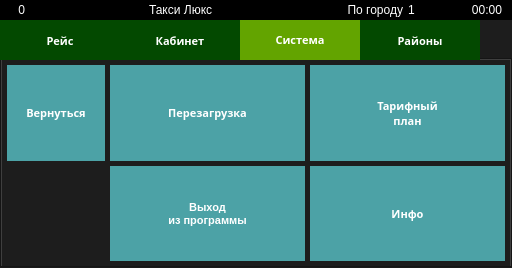
First picture: the form in indigotaxi.ui, repository koolkhel/wince-taximeter, before the edit.
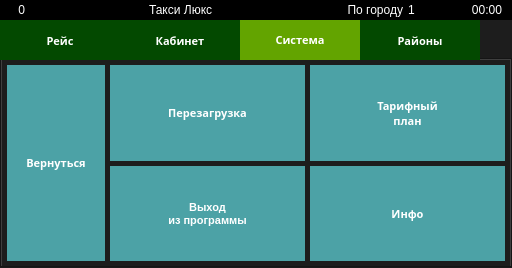
Second picture: the form after the edit. The open tabs and pages were chosen to show the change. Icons and pictures are not drawn.

Diff of the .ui file:
```diff
--- a/indigotaxi.ui
+++ b/indigotaxi.ui
@@ -2384,19 +2384,6 @@
                 <property name="spacing">
                  <number>5</number>
                 </property>
-                <item row="0" column="0">
-                 <widget class="QPushButton" name="pushButton_2">
-                  <property name="sizePolicy">
-                   <sizepolicy hsizetype="Minimum" vsizetype="Expanding">
-                    <horstretch>0</horstretch>
-                    <verstretch>0</verstretch>
-                   </sizepolicy>
-                  </property>
-                  <property name="text">
-                   <string>Вернуться</string>
-                  </property>
-                 </widget>
-                </item>
                 <item row="0" column="1">
                  <widget class="QPushButton" name="rebootButton">
                   <property name="sizePolicy">
@@ -2460,6 +2447,19 @@
                   </property>
                  </widget>
                 </item>
+                <item row="0" column="0" rowspan="2">
+                 <widget class="QPushButton" name="pushButton_2">
+                  <property name="sizePolicy">
+                   <sizepolicy hsizetype="Minimum" vsizetype="Expanding">
+                    <horstretch>0</horstretch>
+                    <verstretch>0</verstretch>
+                   </sizepolicy>
+                  </property>
+                  <property name="text">
+                   <string>Вернуться</string>
+                  </property>
+                 </widget>
+                </item>
                </layout>
               </widget>
               <widget class="QWidget" name="systemSettingsPage2">
```
